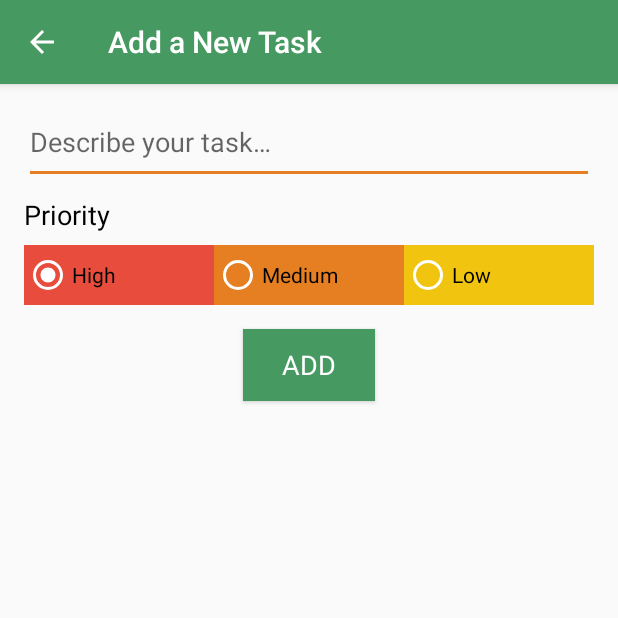
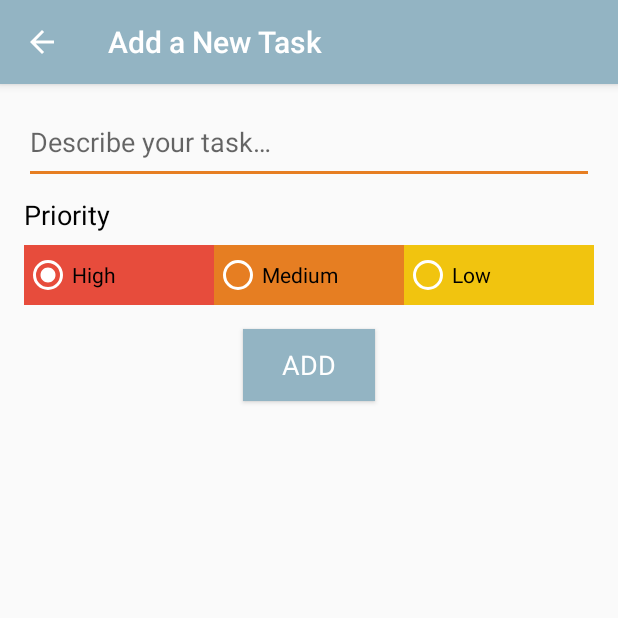
Before and after one commit to zsoltroesler/ToDoList, an Android app: the screen it shows after launch (AddTaskActivity), after a tap on an icon or button, on a phone screen of 412 x 824 dp, the top half of it. Run offline under Robolectric (Android 15) with nearby library versions, the phone set to English and light mode, and no system bars; our stand-ins replace ButterKnife, Room's generated code.

Commit message:
splash screen implemented

```diff
--- a/app/src/main/AndroidManifest.xml
+++ b/app/src/main/AndroidManifest.xml
@@ -14,14 +14,18 @@
         android:theme="@style/AppTheme"
         tools:ignore="GoogleAppIndexingWarning">
 
-        <!-- The manifest entry for the MainActivity -->
-        <activity android:name=".ui.main.MainActivity">
+        <activity
+            android:name=".ui.SplashActivity"
+            android:theme="@style/SplashTheme">
             <intent-filter>
-                <action android:name="android.intent.action.MAIN" />
+                <action android:name="android.intent.action.MAIN"/>
 
-                <category android:name="android.intent.category.LAUNCHER" />
+                <category android:name="android.intent.category.LAUNCHER"/>
             </intent-filter>
         </activity>
+
+        <!-- The manifest entry for the MainActivity -->
+        <activity android:name=".ui.main.MainActivity"/>
 
         <!-- AddTaskActivity -->
         <activity
--- /dev/null
+++ b/app/src/main/java/com/example/android/todolist/ui/SplashActivity.java
@@ -0,0 +1,31 @@
+package com.example.android.todolist.ui;
+
+import android.content.Intent;
+import android.os.Bundle;
+import android.os.Handler;
+import android.support.annotation.Nullable;
+import android.support.v7.app.AppCompatActivity;
+
+import com.example.android.todolist.ui.main.MainActivity;
+
+public class SplashActivity extends AppCompatActivity {
+
+    // Splash screen timer
+    private static int SPLASH_TIME_OUT = 2000;
+
+    @Override
+    protected void onCreate(@Nullable Bundle savedInstanceState) {
+        super.onCreate(savedInstanceState);
+
+        new Handler().postDelayed(new Runnable() {
+
+            @Override
+            public void run() {
+                // MainActivity will start after timer is over
+                startActivity(new Intent(SplashActivity.this, MainActivity.class));
+
+                finish();
+            }
+        }, SPLASH_TIME_OUT);
+    }
+}
--- /dev/null
+++ b/app/src/main/res/drawable/background.xml
@@ -0,0 +1,13 @@
+<?xml version="1.0" encoding="utf-8"?>
+<layer-list xmlns:android="http://schemas.android.com/apk/res/android">
+
+    <item android:drawable="@color/colorPrimary" />
+
+    <!-- Logo from Freepik http://www.freepik.com, designed by makyzz -->
+    <item>
+        <bitmap android:src="@drawable/logo"
+            android:gravity="center" />
+    </item>
+
+
+</layer-list>
--- a/app/src/main/res/values/colors.xml
+++ b/app/src/main/res/values/colors.xml
@@ -1,8 +1,8 @@
 <?xml version="1.0" encoding="utf-8"?>
 <resources>
     <!-- colors for general appearance -->
-    <color name="colorPrimary">#469961</color>
-    <color name="colorPrimaryDark">#3F8955</color>
+    <color name="colorPrimary">#93B4C3</color>
+    <color name="colorPrimaryDark">#407376</color>
     <color name="colorPrimaryLight">#A5A5A5</color>
     <color name="colorAccent">#E67E22</color>
 
--- a/app/src/main/res/values/styles.xml
+++ b/app/src/main/res/values/styles.xml
@@ -54,5 +54,10 @@
         <item name="android:layout_height">wrap_content</item>
     </style>
 
+    <!-- Splash activity theme. -->
+    <style name="SplashTheme" parent="Theme.AppCompat.NoActionBar">
+        <item name="android:windowBackground">@drawable/background</item>
+    </style>
+
 
 </resources>
--- a/build.gradle
+++ b/build.gradle
@@ -6,7 +6,7 @@ buildscript {
         google()
     }
     dependencies {
-        classpath 'com.android.tools.build:gradle:3.3.0'
+        classpath 'com.android.tools.build:gradle:3.4.0'
 
         // NOTE: Do not place your application dependencies here; they belong
         // in the individual module build.gradle files
```
Also changed, not shown: app/src/main/res/drawable-hdpi/logo.png (added), app/src/main/res/drawable-mdpi/logo.png (added), app/src/main/res/drawable-xhdpi/logo.png (added), app/src/main/res/drawable-xxhdpi/logo.png (added), app/src/main/res/drawable-xxxhdpi/logo.png (added), gradle/wrapper/gradle-wrapper.properties.
